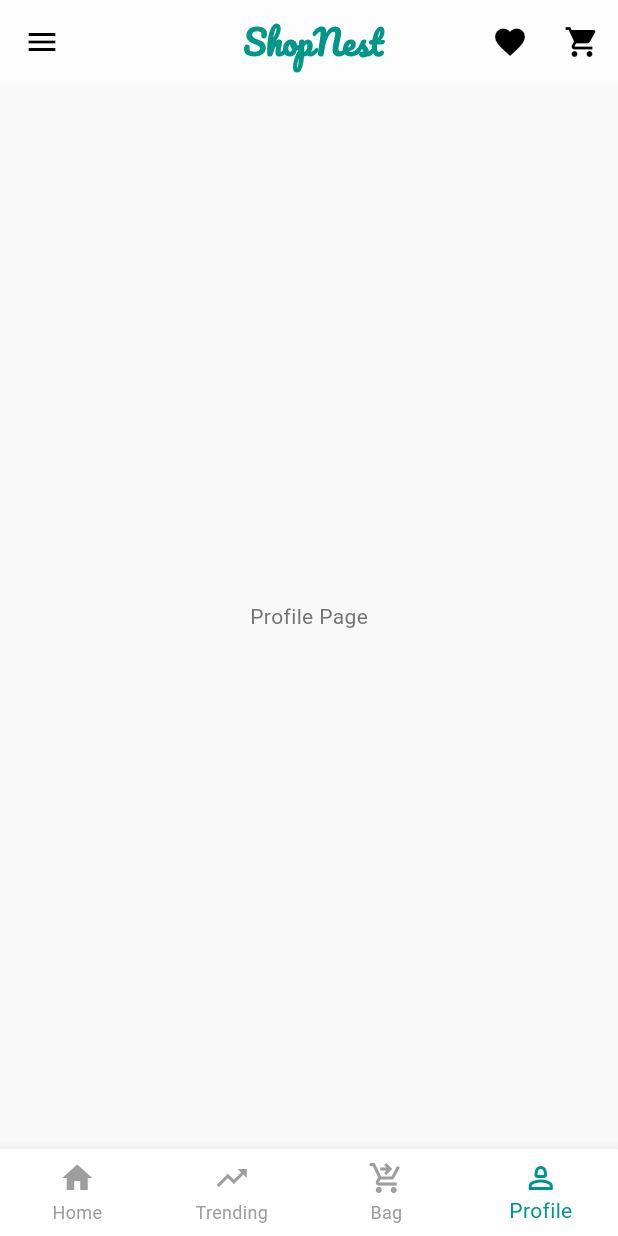
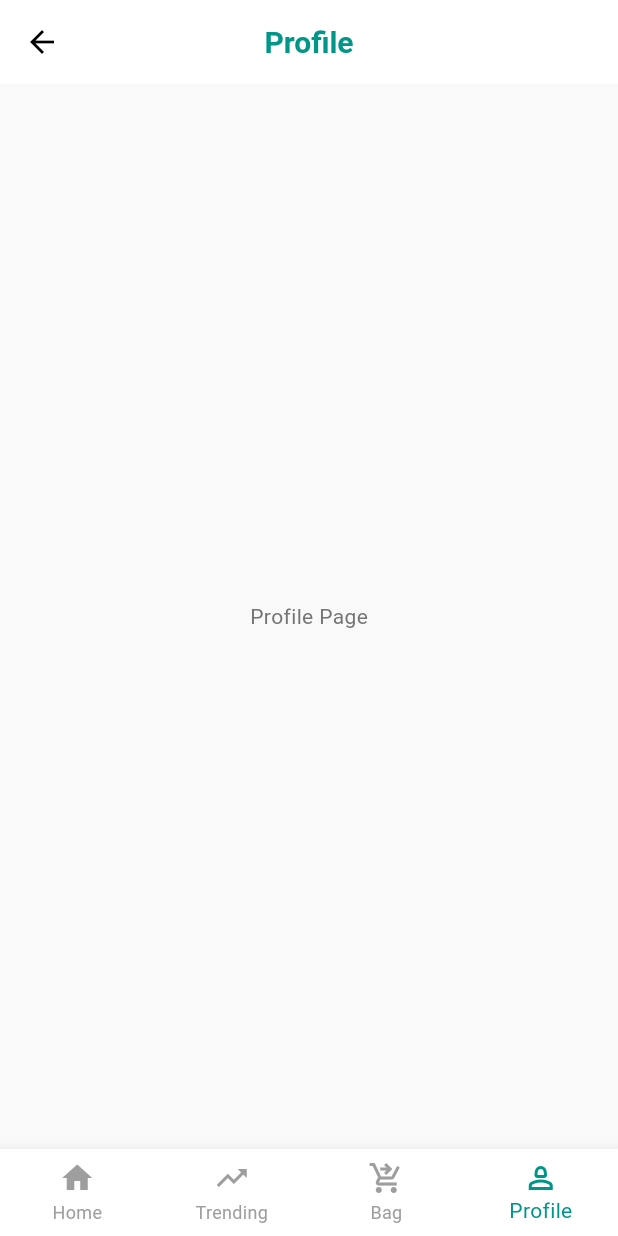
Before and after one commit to ayshzenha/frame_flow, a Flutter app: the screen it shows after launch, item 4 of the bottom bar chosen, on a phone screen of 412 x 824 dp. Run offline on Flutter 3.47's test engine with Material 3 defaults, Android fonts, the phone set to English and light mode, and no system bars; our stand-ins replace carousel_slider.

Commit message:
appBar_removed

```diff
--- a/lib/main.dart
+++ b/lib/main.dart
@@ -17,36 +17,32 @@ class MyApp extends StatelessWidget {
       theme: ThemeData(
         fontFamily: 'Roboto',
 
-        // Background for all screens
-        scaffoldBackgroundColor: const Color(0xFFF9F9F9), // light grey
-        // Color scheme
+        scaffoldBackgroundColor: const Color(0xFFF9F9F9),
+
         colorScheme: ColorScheme.fromSwatch().copyWith(
-          primary: const Color(0xFF009688), // Teal
-          secondary: const Color(0xFFF06292), // Pink (offers/CTA)
+          primary: const Color(0xFF009688),
+          secondary: const Color(0xFFF06292),
         ),
 
-        // AppBar theme
         appBarTheme: const AppBarTheme(
           backgroundColor: Colors.white,
           foregroundColor: Colors.black,
           elevation: 0,
           centerTitle: true,
           titleTextStyle: TextStyle(
-            color: Color(0xFF009688), // Teal brand title
+            color: Color(0xFF009688),
             fontSize: 20,
             fontWeight: FontWeight.bold,
           ),
         ),
 
-        // Bottom navigation theme
         bottomNavigationBarTheme: const BottomNavigationBarThemeData(
           backgroundColor: Colors.white,
-          selectedItemColor: Color(0xFF009688), // Teal active
-          unselectedItemColor: Colors.grey, // Grey inactive
+          selectedItemColor: Color(0xFF009688),
+          unselectedItemColor: Colors.grey,
           showUnselectedLabels: true,
         ),
 
-        // Buttons theme
         elevatedButtonTheme: ElevatedButtonThemeData(
           style: ElevatedButton.styleFrom(
             backgroundColor: const Color(0xFF009688),
@@ -62,9 +58,6 @@ class MyApp extends StatelessWidget {
           ),
         ),
 
-        // Card theme
-
-        // Text theme
         textTheme: const TextTheme(
           bodyLarge: TextStyle(color: Color(0xFF212121), fontSize: 16),
           bodyMedium: TextStyle(color: Color(0xFF757575), fontSize: 14),
--- a/lib/modules/cart/view/cart_page.dart
+++ b/lib/modules/cart/view/cart_page.dart
@@ -17,7 +17,6 @@ class CartPage extends StatelessWidget {
             child: Row(
               mainAxisAlignment: MainAxisAlignment.spaceBetween,
               children: [
-                Padding(padding: EdgeInsetsGeometry.all(12)),
                 Text(
                   "Deliver to:679345",
                   style: TextStyle(color: Colors.black),
@@ -31,7 +30,7 @@ class CartPage extends StatelessWidget {
               ],
             ),
           ),
-          // 🛒 Cart Items List
+
           Expanded(
             child: ListView(
               padding: const EdgeInsets.all(16),
@@ -52,7 +51,6 @@ class CartPage extends StatelessWidget {
             ),
           ),
 
-          // 🧾 Cart Summary + Checkout
           Container(
             padding: const EdgeInsets.all(20),
             decoration: BoxDecoration(
@@ -95,7 +93,6 @@ class CartPage extends StatelessWidget {
     );
   }
 
-  // 🛍 Cart Item Widget
   Widget cartItem({
     required String image,
     required String title,
@@ -138,7 +135,7 @@ class CartPage extends StatelessWidget {
               ],
             ),
           ),
-          // Quantity + remove button
+
           Row(
             children: [
               IconButton(
@@ -163,7 +160,6 @@ class CartPage extends StatelessWidget {
     );
   }
 
-  // 🔢 Reusable Row for summary
   Widget rowText(String left, String right, {bool isBold = false}) {
     return Row(
       mainAxisAlignment: MainAxisAlignment.spaceBetween,
--- a/lib/modules/home/view/home_screen.dart
+++ b/lib/modules/home/view/home_screen.dart
@@ -11,26 +11,42 @@ class HomeScreen extends StatefulWidget {
 
 class _HomeScreenState extends State<HomeScreen> {
   int selectedIndex = 0;
+  String appBarText = "Trending";
 
-  // Dummy pages for each bottom nav item
   final List<Widget> pages = [
-    HomeWidgets().homeBodyWidget(), // Home
-    // Offers
-    Center(child: Text("Brands Page")), // Brands
+    HomeWidgets().homeBodyWidget(),
+
+    Center(child: Text("Brands Page")),
     CartPage(),
-    Center(child: Text("Profile Page")), // Profile
+    Center(child: Text("Profile Page")),
   ];
 
   void onItemTapped(int index) {
     setState(() {
       selectedIndex = index;
+
+      switch (selectedIndex) {
+        case 1:
+          appBarText = "Trending";
+          break;
+        case 2:
+          appBarText = "Shopping Bag";
+          break;
+        case 3:
+          appBarText = "Profile";
+          break;
+        default:
+          appBarText = "Home";
+      }
     });
   }
 
   @override
   Widget build(BuildContext context) {
     return Scaffold(
-      appBar: AppBar(
+      appBar:
+          (selectedIndex == 0)
+              ? AppBar(
                 centerTitle: true,
                 backgroundColor: const Color(0xffFDFDFD),
                 leading: IconButton(
@@ -46,12 +62,25 @@ class _HomeScreenState extends State<HomeScreen> {
                   ),
                 ),
                 actions: [
-          IconButton(onPressed: () {}, icon: const Icon(Icons.favorite)),
-          IconButton(onPressed: () {}, icon: const Icon(Icons.shopping_cart)),
+                  IconButton(
+                    onPressed: () {},
+                    icon: const Icon(Icons.favorite),
+                  ),
+                  IconButton(
+                    onPressed: () {},
+                    icon: const Icon(Icons.shopping_cart),
+                  ),
                 ],
+              )
+              : AppBar(
+                centerTitle: true,
+                leading: IconButton(
+                  onPressed: () {},
+                  icon: Icon(Icons.arrow_back),
                 ),
-
-      body: pages[selectedIndex], // 👈 Dynamic body
+                title: Text(appBarText),
+              ),
+      body: pages[selectedIndex],
 
       bottomNavigationBar: BottomNavigationBar(
         currentIndex: selectedIndex,
--- a/lib/modules/home/widgets/home_widgets.dart
+++ b/lib/modules/home/widgets/home_widgets.dart
@@ -12,24 +12,24 @@ class HomeWidgets {
       width: 90,
       decoration: BoxDecoration(
         color: const Color.fromARGB(255, 235, 91, 139),
-        borderRadius: BorderRadius.circular(12), // rounded corners
+        borderRadius: BorderRadius.circular(12),
         boxShadow: [
           BoxShadow(
-            color: Colors.black.withOpacity(0.3), // shadow color
-            blurRadius: 6, // soften the shadow
-            spreadRadius: 2, // extend the shadow
-            offset: const Offset(2, 4), // horizontal & vertical movement
+            color: Colors.black.withOpacity(0.3),
+            blurRadius: 6,
+            spreadRadius: 2,
+            offset: const Offset(2, 4),
           ),
         ],
       ),
-      alignment: Alignment.center, // centers text inside
+      alignment: Alignment.center,
       child: Text(
         'Under\n ₹${underPrice}',
         textAlign: TextAlign.center,
         style: const TextStyle(
           fontSize: 16,
           fontWeight: FontWeight.bold,
-          color: Colors.white, // better contrast on red
+          color: Colors.white,
         ),
       ),
     );
--- a/lib/modules/home/widgets/offer_slider.dart
+++ b/lib/modules/home/widgets/offer_slider.dart
@@ -2,7 +2,7 @@ import 'package:carousel_slider/carousel_slider.dart';
 import 'package:flutter/material.dart';
 
 class OfferSlider extends StatelessWidget {
-  final List<String> imageList; // dynamic list of images
+  final List<String> imageList;
 
   const OfferSlider({super.key, required this.imageList});
 
--- a/lib/modules/product_details/view/product_details_page.dart
+++ b/lib/modules/product_details/view/product_details_page.dart
@@ -18,7 +18,7 @@ class ProductDetailsPage extends StatelessWidget {
       ),
       body: ProductDetailsWidget().productDetailsBody(product),
 
-      /// Bottom Add to Cart + Buy Now
+
       bottomNavigationBar: ProductDetailsWidget().bottomNavWidget(),
     );
   }
```
Also changed, not shown: lib/modules/product_details/widgets/product_details_widget.dart (+6 -6 lines), lib/utils/constants.dart (+4 -4 lines). Lines whose indentation alone changed are shown as unchanged.
